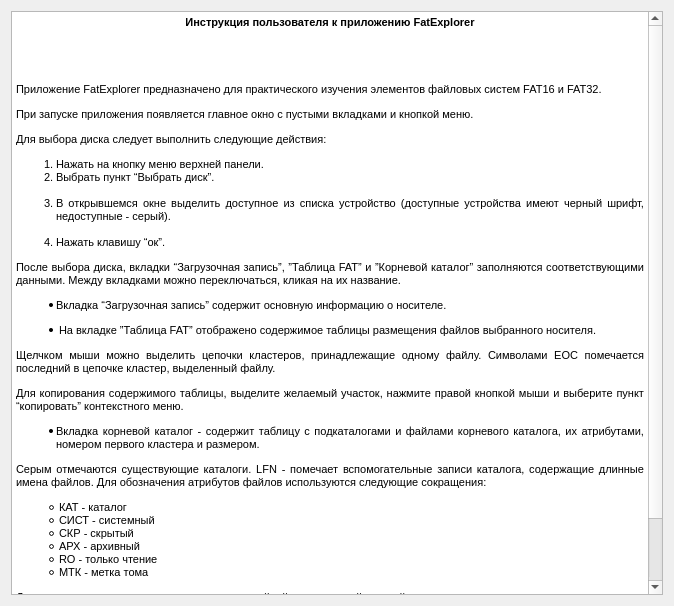
Old version of the form info.ui in the repository ahtyamovdanil/FatExplorer.
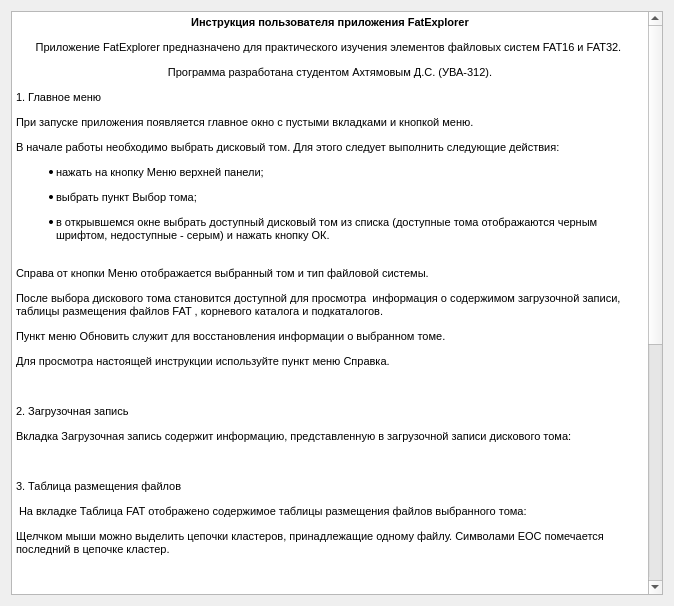
New version of the form.

```diff
--- a/info.ui
+++ b/info.ui
@@ -21,31 +21,42 @@
 &lt;html&gt;&lt;head&gt;&lt;meta name=&quot;qrichtext&quot; content=&quot;1&quot; /&gt;&lt;style type=&quot;text/css&quot;&gt;
 p, li { white-space: pre-wrap; }
 &lt;/style&gt;&lt;/head&gt;&lt;body style=&quot; font-family:'MS Shell Dlg 2'; font-size:8.25pt; font-weight:400; font-style:normal;&quot;&gt;
-&lt;p align=&quot;center&quot; style=&quot; margin-top:12px; margin-bottom:12px; margin-left:0px; margin-right:0px; -qt-block-indent:0; text-indent:0px;&quot;&gt;&lt;span style=&quot; font-family:'MS Shell Dlg 2'; font-size:8pt; font-weight:600;&quot;&gt;Инструкция пользователя к приложению FatExplorer&lt;/span&gt;&lt;/p&gt;
-&lt;p align=&quot;justify&quot; style=&quot; margin-top:0px; margin-bottom:0px; margin-left:0px; margin-right:0px; -qt-block-indent:0; text-indent:0px; line-height:120%;&quot;&gt;&lt;span style=&quot; font-family:'Times New Roman'; font-size:16pt; color:#000000; background-color:transparent; vertical-align:super;&quot;&gt; &lt;/span&gt;&lt;/p&gt;
-&lt;p align=&quot;justify&quot; style=&quot; margin-top:12px; margin-bottom:12px; margin-left:0px; margin-right:0px; -qt-block-indent:0; text-indent:0px;&quot;&gt;&lt;span style=&quot; font-family:'MS Shell Dlg 2'; font-size:8pt;&quot;&gt;Приложение FatExplorer предназначено для практического изучения элементов файловых систем FAT16 и FAT32. &lt;/span&gt;&lt;/p&gt;
-&lt;p align=&quot;justify&quot; style=&quot; margin-top:12px; margin-bottom:12px; margin-left:0px; margin-right:0px; -qt-block-indent:0; text-indent:0px;&quot;&gt;&lt;span style=&quot; font-family:'MS Shell Dlg 2'; font-size:8pt;&quot;&gt;При запуске приложения появляется главное окно с пустыми вкладками и кнопкой меню. &lt;/span&gt;&lt;/p&gt;
-&lt;p align=&quot;justify&quot; style=&quot; margin-top:12px; margin-bottom:12px; margin-left:0px; margin-right:0px; -qt-block-indent:0; text-indent:0px;&quot;&gt;&lt;span style=&quot; font-family:'MS Shell Dlg 2'; font-size:8pt;&quot;&gt;Для выбора диска следует выполнить следующие действия:&lt;/span&gt;&lt;/p&gt;
-&lt;ol style=&quot;margin-top: 0px; margin-bottom: 0px; margin-left: 0px; margin-right: 0px; -qt-list-indent: 1;&quot;&gt;&lt;li style=&quot; font-family:'MS Shell Dlg 2'; font-size:8pt;&quot; align=&quot;justify&quot; style=&quot; margin-top:12px; margin-bottom:0px; margin-left:0px; margin-right:0px; -qt-block-indent:0; text-indent:0px;&quot;&gt;Нажать на кнопку меню верхней панели.&lt;/li&gt;
-&lt;li style=&quot; font-family:'MS Shell Dlg 2'; font-size:8pt;&quot; align=&quot;justify&quot; style=&quot; margin-top:0px; margin-bottom:0px; margin-left:0px; margin-right:0px; -qt-block-indent:0; text-indent:0px;&quot;&gt;Выбрать пункт “Выбрать диск”.&lt;br /&gt;&lt;/li&gt;
-&lt;li style=&quot; font-family:'MS Shell Dlg 2'; font-size:8pt;&quot; align=&quot;justify&quot; style=&quot; margin-top:0px; margin-bottom:0px; margin-left:0px; margin-right:0px; -qt-block-indent:0; text-indent:0px;&quot;&gt;В открывшемся окне выделить доступное из списка устройство (доступные устройства имеют черный шрифт, недоступные - серый).&lt;br /&gt;&lt;/li&gt;
-&lt;li style=&quot; font-family:'MS Shell Dlg 2'; font-size:8pt;&quot; align=&quot;justify&quot; style=&quot; margin-top:0px; margin-bottom:12px; margin-left:0px; margin-right:0px; -qt-block-indent:0; text-indent:0px;&quot;&gt;Нажать клавишу “ок”.&lt;/li&gt;&lt;/ol&gt;
-&lt;p align=&quot;justify&quot; style=&quot; margin-top:12px; margin-bottom:12px; margin-left:0px; margin-right:0px; -qt-block-indent:0; text-indent:0px;&quot;&gt;&lt;span style=&quot; font-family:'MS Shell Dlg 2'; font-size:8pt;&quot;&gt;После выбора диска, вкладки “Загрузочная запись”, ”Таблица FAT” и ”Корневой каталог” заполняются соответствующими данными. Между вкладками можно переключаться, кликая на их название.&lt;/span&gt;&lt;/p&gt;
-&lt;ul style=&quot;margin-top: 0px; margin-bottom: 0px; margin-left: 0px; margin-right: 0px; -qt-list-indent: 1;&quot;&gt;&lt;li style=&quot; font-family:'MS Shell Dlg 2'; font-size:8pt;&quot; align=&quot;justify&quot; style=&quot; margin-top:12px; margin-bottom:12px; margin-left:0px; margin-right:0px; -qt-block-indent:0; text-indent:0px;&quot;&gt;Вкладка “Загрузочная запись” содержит основную информацию о носителе.&lt;/li&gt;&lt;/ul&gt;
-&lt;ul style=&quot;margin-top: 0px; margin-bottom: 0px; margin-left: 0px; margin-right: 0px; -qt-list-indent: 1;&quot;&gt;&lt;li style=&quot; font-family:'MS Shell Dlg 2'; font-size:8pt;&quot; align=&quot;justify&quot; style=&quot; margin-top:12px; margin-bottom:12px; margin-left:0px; margin-right:0px; -qt-block-indent:0; text-indent:0px;&quot;&gt; На вкладке ”Таблица FAT” отображено содержимое таблицы размещения файлов выбранного носителя. &lt;/li&gt;&lt;/ul&gt;
-&lt;p align=&quot;justify&quot; style=&quot; margin-top:12px; margin-bottom:12px; margin-left:0px; margin-right:0px; -qt-block-indent:0; text-indent:0px;&quot;&gt;&lt;span style=&quot; font-family:'MS Shell Dlg 2'; font-size:8pt;&quot;&gt;Щелчком мыши можно выделить цепочки кластеров, принадлежащие одному файлу. Символами EOC помечается последний в цепочке кластер, выделенный файлу.&lt;/span&gt;&lt;/p&gt;
-&lt;p align=&quot;justify&quot; style=&quot; margin-top:12px; margin-bottom:12px; margin-left:0px; margin-right:0px; -qt-block-indent:0; text-indent:0px;&quot;&gt;&lt;span style=&quot; font-family:'MS Shell Dlg 2'; font-size:8pt;&quot;&gt;Для копирования содержимого таблицы, выделите желаемый участок, нажмите правой кнопкой мыши и выберите пункт “копировать” контекстного меню.&lt;/span&gt;&lt;/p&gt;
-&lt;ul style=&quot;margin-top: 0px; margin-bottom: 0px; margin-left: 0px; margin-right: 0px; -qt-list-indent: 1;&quot;&gt;&lt;li style=&quot; font-family:'MS Shell Dlg 2'; font-size:8pt;&quot; align=&quot;justify&quot; style=&quot; margin-top:12px; margin-bottom:12px; margin-left:0px; margin-right:0px; -qt-block-indent:0; text-indent:0px;&quot;&gt;Вкладка корневой каталог - содержит таблицу с подкаталогами и файлами корневого каталога, их атрибутами, номером первого кластера и размером.&lt;/li&gt;&lt;/ul&gt;
-&lt;p align=&quot;justify&quot; style=&quot; margin-top:12px; margin-bottom:12px; margin-left:0px; margin-right:0px; -qt-block-indent:0; text-indent:0px;&quot;&gt;&lt;span style=&quot; font-family:'MS Shell Dlg 2'; font-size:8pt;&quot;&gt;Серым отмечаются существующие каталоги. LFN - помечает вспомогательные записи каталога, содержащие длинные имена файлов. Для обозначения атрибутов файлов используются следующие сокращения:&lt;/span&gt;&lt;/p&gt;
-&lt;ul type=&quot;circle&quot; style=&quot;margin-top: 0px; margin-bottom: 0px; margin-left: 0px; margin-right: 0px; -qt-list-indent: 1;&quot;&gt;&lt;li style=&quot; font-family:'MS Shell Dlg 2'; font-size:8pt;&quot; align=&quot;justify&quot; style=&quot; margin-top:12px; margin-bottom:0px; margin-left:0px; margin-right:0px; -qt-block-indent:0; text-indent:0px;&quot;&gt; КАТ - каталог&lt;/li&gt;
-&lt;li style=&quot; font-family:'MS Shell Dlg 2'; font-size:8pt;&quot; align=&quot;justify&quot; style=&quot; margin-top:0px; margin-bottom:0px; margin-left:0px; margin-right:0px; -qt-block-indent:0; text-indent:0px;&quot;&gt; СИСТ - системный&lt;/li&gt;
-&lt;li style=&quot; font-family:'MS Shell Dlg 2'; font-size:8pt;&quot; align=&quot;justify&quot; style=&quot; margin-top:0px; margin-bottom:0px; margin-left:0px; margin-right:0px; -qt-block-indent:0; text-indent:0px;&quot;&gt; СКР - скрытый&lt;/li&gt;
-&lt;li style=&quot; font-family:'MS Shell Dlg 2'; font-size:8pt;&quot; align=&quot;justify&quot; style=&quot; margin-top:0px; margin-bottom:0px; margin-left:0px; margin-right:0px; -qt-block-indent:0; text-indent:0px;&quot;&gt; АРХ - архивный&lt;/li&gt;
-&lt;li style=&quot; font-family:'MS Shell Dlg 2'; font-size:8pt;&quot; align=&quot;justify&quot; style=&quot; margin-top:0px; margin-bottom:0px; margin-left:0px; margin-right:0px; -qt-block-indent:0; text-indent:0px;&quot;&gt; RO - только чтение&lt;/li&gt;
-&lt;li style=&quot; font-family:'MS Shell Dlg 2'; font-size:8pt;&quot; align=&quot;justify&quot; style=&quot; margin-top:0px; margin-bottom:12px; margin-left:0px; margin-right:0px; -qt-block-indent:0; text-indent:0px;&quot;&gt; МТК - метка тома&lt;/li&gt;&lt;/ul&gt;
-&lt;p align=&quot;justify&quot; style=&quot; margin-top:12px; margin-bottom:12px; margin-left:0px; margin-right:0px; -qt-block-indent:0; text-indent:0px;&quot;&gt;&lt;span style=&quot; font-family:'MS Shell Dlg 2'; font-size:8pt;&quot;&gt;Для перехода в подкаталог следует сделать двойной щелчок левой кнопкой мыши по каталогу.&lt;/span&gt;&lt;/p&gt;
-&lt;p style=&quot;-qt-paragraph-type:empty; margin-top:0px; margin-bottom:0px; margin-left:0px; margin-right:0px; -qt-block-indent:0; text-indent:0px; line-height:120%; font-family:'MS Shell Dlg 2';&quot;&gt;&lt;br /&gt;&lt;/p&gt;
-&lt;p style=&quot; margin-top:0px; margin-bottom:0px; margin-left:0px; margin-right:0px; -qt-block-indent:0; text-indent:0px; line-height:120%;&quot;&gt;&lt;span style=&quot; font-family:'MS Shell Dlg 2'; font-size:8pt; font-style:italic;&quot;&gt;Исходники:&lt;/span&gt;&lt;span style=&quot; font-family:'MS Shell Dlg 2'; font-size:8pt;&quot;&gt; &lt;/span&gt;&lt;a href=&quot;https://github.com/ahtyamovdanil/FatExplorer&quot;&gt;&lt;span style=&quot; font-family:'MS Shell Dlg 2'; font-size:8pt; text-decoration: underline; color:#007af4;&quot;&gt;https://github.com/ahtyamovdanil/FatExplorer&lt;/span&gt;&lt;/a&gt;&lt;span style=&quot; font-family:'MS Shell Dlg 2'; font-size:8pt;&quot;&gt;&lt;br /&gt;&lt;/span&gt;&lt;/p&gt;&lt;/body&gt;&lt;/html&gt;</string>
+&lt;p align=&quot;center&quot; style=&quot; margin-top:12px; margin-bottom:12px; margin-left:0px; margin-right:0px; -qt-block-indent:0; text-indent:0px;&quot;&gt;&lt;span style=&quot; font-family:'MS Shell Dlg 2'; font-size:8pt; font-weight:600;&quot;&gt;Инструкция пользователя приложения FatExplorer&lt;/span&gt;&lt;/p&gt;
+&lt;p align=&quot;center&quot; style=&quot; margin-top:12px; margin-bottom:12px; margin-left:0px; margin-right:0px; -qt-block-indent:0; text-indent:0px;&quot;&gt;&lt;span style=&quot; font-family:'MS Shell Dlg 2'; font-size:8pt;&quot;&gt;Приложение FatExplorer предназначено для практического изучения элементов файловых систем FAT16 и FAT32. &lt;/span&gt;&lt;/p&gt;
+&lt;p align=&quot;center&quot; style=&quot; margin-top:12px; margin-bottom:12px; margin-left:0px; margin-right:0px; -qt-block-indent:0; text-indent:0px;&quot;&gt;&lt;span style=&quot; font-family:'MS Shell Dlg 2'; font-size:8pt;&quot;&gt;Программа разработана студентом Ахтямовым Д.C. (УВА-312).&lt;/span&gt;&lt;/p&gt;
+&lt;p style=&quot; margin-top:12px; margin-bottom:12px; margin-left:0px; margin-right:0px; -qt-block-indent:0; text-indent:0px;&quot;&gt;&lt;span style=&quot; font-family:'MS Shell Dlg 2'; font-size:8pt;&quot;&gt;1. Главное меню&lt;/span&gt;&lt;/p&gt;
+&lt;p style=&quot; margin-top:12px; margin-bottom:12px; margin-left:0px; margin-right:0px; -qt-block-indent:0; text-indent:0px;&quot;&gt;&lt;span style=&quot; font-family:'MS Shell Dlg 2'; font-size:8pt;&quot;&gt;При запуске приложения появляется главное окно с пустыми вкладками и кнопкой меню. &lt;/span&gt;&lt;/p&gt;
+&lt;p style=&quot; margin-top:12px; margin-bottom:12px; margin-left:0px; margin-right:0px; -qt-block-indent:0; text-indent:0px;&quot;&gt;&lt;span style=&quot; font-family:'MS Shell Dlg 2'; font-size:8pt;&quot;&gt;В начале работы необходимо выбрать дисковый том. Для этого следует выполнить следующие действия:&lt;/span&gt;&lt;/p&gt;
+&lt;ul style=&quot;margin-top: 0px; margin-bottom: 0px; margin-left: 0px; margin-right: 0px; -qt-list-indent: 1;&quot;&gt;&lt;li style=&quot; font-family:'MS Shell Dlg 2'; font-size:8pt;&quot; style=&quot; margin-top:12px; margin-bottom:12px; margin-left:0px; margin-right:0px; -qt-block-indent:0; text-indent:0px;&quot;&gt;нажать на кнопку Меню верхней панели;&lt;/li&gt;&lt;/ul&gt;
+&lt;ul style=&quot;margin-top: 0px; margin-bottom: 0px; margin-left: 0px; margin-right: 0px; -qt-list-indent: 1;&quot;&gt;&lt;li style=&quot; font-family:'MS Shell Dlg 2'; font-size:8pt;&quot; style=&quot; margin-top:12px; margin-bottom:0px; margin-left:0px; margin-right:0px; -qt-block-indent:0; text-indent:0px;&quot;&gt;выбрать пункт Выбор тома;&lt;/li&gt;&lt;/ul&gt;
+&lt;ul style=&quot;margin-top: 0px; margin-bottom: 0px; margin-left: 0px; margin-right: 0px; -qt-list-indent: 1;&quot;&gt;&lt;li style=&quot; font-family:'MS Shell Dlg 2'; font-size:8pt;&quot; style=&quot; margin-top:12px; margin-bottom:12px; margin-left:0px; margin-right:0px; -qt-block-indent:0; text-indent:0px;&quot;&gt;в открывшемся окне выбрать доступный дисковый том из списка (доступные тома отображаются черным шрифтом, недоступные - серым) и нажать кнопку ОК.&lt;br /&gt;&lt;/li&gt;&lt;/ul&gt;
+&lt;p style=&quot; margin-top:12px; margin-bottom:12px; margin-left:0px; margin-right:0px; -qt-block-indent:0; text-indent:0px;&quot;&gt;&lt;span style=&quot; font-family:'MS Shell Dlg 2'; font-size:8pt;&quot;&gt;Справа от кнопки Меню отображается выбранный том и тип файловой системы. &lt;/span&gt;&lt;/p&gt;
+&lt;p style=&quot; margin-top:12px; margin-bottom:12px; margin-left:0px; margin-right:0px; -qt-block-indent:0; text-indent:0px;&quot;&gt;&lt;span style=&quot; font-family:'MS Shell Dlg 2'; font-size:8pt;&quot;&gt;После выбора дискового тома становится доступной для просмотра  информация о содержимом загрузочной записи, таблицы размещения файлов FAT , корневого каталога и подкаталогов. &lt;/span&gt;&lt;/p&gt;
+&lt;p style=&quot; margin-top:12px; margin-bottom:12px; margin-left:0px; margin-right:0px; -qt-block-indent:0; text-indent:0px;&quot;&gt;&lt;span style=&quot; font-family:'MS Shell Dlg 2'; font-size:8pt;&quot;&gt;Пункт меню Обновить служит для восстановления информации о выбранном томе.&lt;/span&gt;&lt;/p&gt;
+&lt;p style=&quot; margin-top:12px; margin-bottom:12px; margin-left:0px; margin-right:0px; -qt-block-indent:0; text-indent:0px;&quot;&gt;&lt;span style=&quot; font-family:'MS Shell Dlg 2'; font-size:8pt;&quot;&gt;Для просмотра настоящей инструкции используйте пункт меню Справка.&lt;/span&gt;&lt;/p&gt;
+&lt;p style=&quot;-qt-paragraph-type:empty; margin-top:12px; margin-bottom:12px; margin-left:0px; margin-right:0px; -qt-block-indent:0; text-indent:0px; font-family:'MS Shell Dlg 2'; font-size:8pt;&quot;&gt;&lt;br /&gt;&lt;/p&gt;
+&lt;p style=&quot; margin-top:12px; margin-bottom:12px; margin-left:0px; margin-right:0px; -qt-block-indent:0; text-indent:0px;&quot;&gt;&lt;span style=&quot; font-family:'MS Shell Dlg 2'; font-size:8pt;&quot;&gt;2. Загрузочная запись &lt;/span&gt;&lt;/p&gt;
+&lt;p style=&quot; margin-top:12px; margin-bottom:12px; margin-left:0px; margin-right:0px; -qt-block-indent:0; text-indent:0px;&quot;&gt;&lt;span style=&quot; font-family:'MS Shell Dlg 2'; font-size:8pt;&quot;&gt;Вкладка Загрузочная запись содержит информацию, представленную в загрузочной записи дискового тома:&lt;/span&gt;&lt;/p&gt;
+&lt;p style=&quot;-qt-paragraph-type:empty; margin-top:12px; margin-bottom:12px; margin-left:0px; margin-right:0px; -qt-block-indent:0; text-indent:0px; font-family:'MS Shell Dlg 2';&quot;&gt;&lt;br /&gt;&lt;/p&gt;
+&lt;p style=&quot; margin-top:12px; margin-bottom:12px; margin-left:0px; margin-right:0px; -qt-block-indent:0; text-indent:0px;&quot;&gt;&lt;span style=&quot; font-family:'MS Shell Dlg 2'; font-size:8pt;&quot;&gt;3. Таблица размещения файлов &lt;/span&gt;&lt;/p&gt;
+&lt;p style=&quot; margin-top:12px; margin-bottom:12px; margin-left:0px; margin-right:0px; -qt-block-indent:0; text-indent:0px;&quot;&gt;&lt;span style=&quot; font-family:'MS Shell Dlg 2'; font-size:8pt;&quot;&gt; На вкладке Таблица FAT отображено содержимое таблицы размещения файлов выбранного тома: &lt;/span&gt;&lt;/p&gt;
+&lt;p style=&quot; margin-top:12px; margin-bottom:12px; margin-left:0px; margin-right:0px; -qt-block-indent:0; text-indent:0px;&quot;&gt;&lt;span style=&quot; font-family:'MS Shell Dlg 2'; font-size:8pt;&quot;&gt;Щелчком мыши можно выделить цепочки кластеров, принадлежащие одному файлу. Символами EOC помечается последний в цепочке кластер.&lt;/span&gt;&lt;/p&gt;
+&lt;p style=&quot;-qt-paragraph-type:empty; margin-top:12px; margin-bottom:12px; margin-left:0px; margin-right:0px; -qt-block-indent:0; text-indent:0px; font-family:'MS Shell Dlg 2'; font-size:8pt;&quot;&gt;&lt;br /&gt;&lt;/p&gt;
+&lt;p style=&quot; margin-top:12px; margin-bottom:12px; margin-left:0px; margin-right:0px; -qt-block-indent:0; text-indent:0px;&quot;&gt;&lt;span style=&quot; font-family:'MS Shell Dlg 2'; font-size:8pt;&quot;&gt;4. Каталоги &lt;/span&gt;&lt;/p&gt;
+&lt;p style=&quot; margin-top:12px; margin-bottom:12px; margin-left:0px; margin-right:0px; -qt-block-indent:0; text-indent:0px;&quot;&gt;&lt;span style=&quot; font-family:'MS Shell Dlg 2'; font-size:8pt;&quot;&gt;Вкладка Корневой каталог изначально содержит перечень элементов корневого каталога и их атрибуты в табличном формате. В колонке Имя представлены имена подкаталогов и файлов каталога. Серым фоном выделены существующие каталоги. Символами lfn помечены вспомогательные записи каталога, содержащие длинные имена файлов.&lt;/span&gt;&lt;/p&gt;
+&lt;p style=&quot;-qt-paragraph-type:empty; margin-top:12px; margin-bottom:12px; margin-left:0px; margin-right:0px; -qt-block-indent:0; text-indent:0px; font-family:'MS Shell Dlg 2'; font-size:8pt;&quot;&gt;&lt;br /&gt;&lt;/p&gt;
+&lt;p style=&quot; margin-top:12px; margin-bottom:12px; margin-left:0px; margin-right:0px; -qt-block-indent:0; text-indent:0px;&quot;&gt;&lt;a name=&quot;h.gjdgxs&quot;&gt;&lt;/a&gt;&lt;span style=&quot; font-family:'MS Shell Dlg 2'; font-size:8pt;&quot;&gt;Д&lt;/span&gt;&lt;span style=&quot; font-family:'MS Shell Dlg 2'; font-size:8pt;&quot;&gt;ля обозначения атрибутов файлов (колонка Атрибуты) используются следующие сокращения:&lt;/span&gt;&lt;/p&gt;
+&lt;p style=&quot; margin-top:12px; margin-bottom:12px; margin-left:0px; margin-right:0px; -qt-block-indent:0; text-indent:0px;&quot;&gt;&lt;a name=&quot;h.30j0zll&quot;&gt;&lt;/a&gt;&lt;span style=&quot; font-family:'MS Shell Dlg 2'; font-size:8pt;&quot;&gt;К&lt;/span&gt;&lt;span style=&quot; font-family:'MS Shell Dlg 2'; font-size:8pt;&quot;&gt;АТ - каталог&lt;/span&gt;&lt;/p&gt;
+&lt;p style=&quot; margin-top:12px; margin-bottom:12px; margin-left:0px; margin-right:0px; -qt-block-indent:0; text-indent:0px;&quot;&gt;&lt;a name=&quot;h.1fob9te&quot;&gt;&lt;/a&gt;&lt;span style=&quot; font-family:'MS Shell Dlg 2'; font-size:8pt;&quot;&gt;С&lt;/span&gt;&lt;span style=&quot; font-family:'MS Shell Dlg 2'; font-size:8pt;&quot;&gt;ИСТ - системный&lt;/span&gt;&lt;/p&gt;
+&lt;p style=&quot; margin-top:12px; margin-bottom:12px; margin-left:0px; margin-right:0px; -qt-block-indent:0; text-indent:0px;&quot;&gt;&lt;a name=&quot;h.3znysh7&quot;&gt;&lt;/a&gt;&lt;span style=&quot; font-family:'MS Shell Dlg 2'; font-size:8pt;&quot;&gt;С&lt;/span&gt;&lt;span style=&quot; font-family:'MS Shell Dlg 2'; font-size:8pt;&quot;&gt;КР - скрытый&lt;/span&gt;&lt;/p&gt;
+&lt;p style=&quot; margin-top:12px; margin-bottom:12px; margin-left:0px; margin-right:0px; -qt-block-indent:0; text-indent:0px;&quot;&gt;&lt;a name=&quot;h.2et92p0&quot;&gt;&lt;/a&gt;&lt;span style=&quot; font-family:'MS Shell Dlg 2'; font-size:8pt;&quot;&gt;А&lt;/span&gt;&lt;span style=&quot; font-family:'MS Shell Dlg 2'; font-size:8pt;&quot;&gt;РХ - архивный&lt;/span&gt;&lt;/p&gt;
+&lt;p style=&quot; margin-top:12px; margin-bottom:12px; margin-left:0px; margin-right:0px; -qt-block-indent:0; text-indent:0px;&quot;&gt;&lt;a name=&quot;h.tyjcwt&quot;&gt;&lt;/a&gt;&lt;span style=&quot; font-family:'MS Shell Dlg 2'; font-size:8pt;&quot;&gt;R&lt;/span&gt;&lt;span style=&quot; font-family:'MS Shell Dlg 2'; font-size:8pt;&quot;&gt;O - только чтение&lt;/span&gt;&lt;/p&gt;
+&lt;p style=&quot; margin-top:12px; margin-bottom:12px; margin-left:0px; margin-right:0px; -qt-block-indent:0; text-indent:0px;&quot;&gt;&lt;a name=&quot;h.3dy6vkm&quot;&gt;&lt;/a&gt;&lt;span style=&quot; font-family:'MS Shell Dlg 2'; font-size:8pt;&quot;&gt;М&lt;/span&gt;&lt;span style=&quot; font-family:'MS Shell Dlg 2'; font-size:8pt;&quot;&gt;ТК - метка тома&lt;/span&gt;&lt;/p&gt;
+&lt;p style=&quot; margin-top:12px; margin-bottom:12px; margin-left:0px; margin-right:0px; -qt-block-indent:0; text-indent:0px;&quot;&gt;&lt;span style=&quot; font-family:'MS Shell Dlg 2'; font-size:8pt;&quot;&gt;В колонке 1-й кластер указан номер первого в цепочке кластера, выделенного соответствующему файлу (подкаталогу). &lt;/span&gt;&lt;/p&gt;
+&lt;p style=&quot; margin-top:12px; margin-bottom:12px; margin-left:0px; margin-right:0px; -qt-block-indent:0; text-indent:0px;&quot;&gt;&lt;span style=&quot; font-family:'MS Shell Dlg 2'; font-size:8pt;&quot;&gt;По двойному щелчку левой кнопкой мыши на имени подкаталога возможен переход к просмотру списка элементов этого подкаталога. Для возврата к родительскому каталогу следует произвести двойной щелчок на строчке с именем каталога &amp;quot;..&amp;quot;.&lt;/span&gt;&lt;/p&gt;
+&lt;p style=&quot; margin-top:12px; margin-bottom:12px; margin-left:0px; margin-right:0px; -qt-block-indent:0; text-indent:0px;&quot;&gt;&lt;span style=&quot; font-family:'MS Shell Dlg 2'; font-size:8pt;&quot;&gt;5. Копирование информации&lt;/span&gt;&lt;/p&gt;
+&lt;p style=&quot; margin-top:12px; margin-bottom:12px; margin-left:0px; margin-right:0px; -qt-block-indent:0; text-indent:0px;&quot;&gt;&lt;span style=&quot; font-family:'MS Shell Dlg 2'; font-size:8pt;&quot;&gt;Для копирования содержимого вкладок в буфер обмена  необходимо выделить желаемый участок изображения, нажать правую кнопку мыши и выбрать пункт контекстного меню Копировать.&lt;/span&gt;&lt;/p&gt;
+&lt;p style=&quot;-qt-paragraph-type:empty; margin-top:0px; margin-bottom:0px; margin-left:0px; margin-right:0px; -qt-block-indent:0; text-indent:0px; font-family:'MS Shell Dlg 2'; font-size:8pt;&quot;&gt;&lt;br /&gt;&lt;/p&gt;&lt;/body&gt;&lt;/html&gt;</string>
      </property>
     </widget>
    </item>
```
